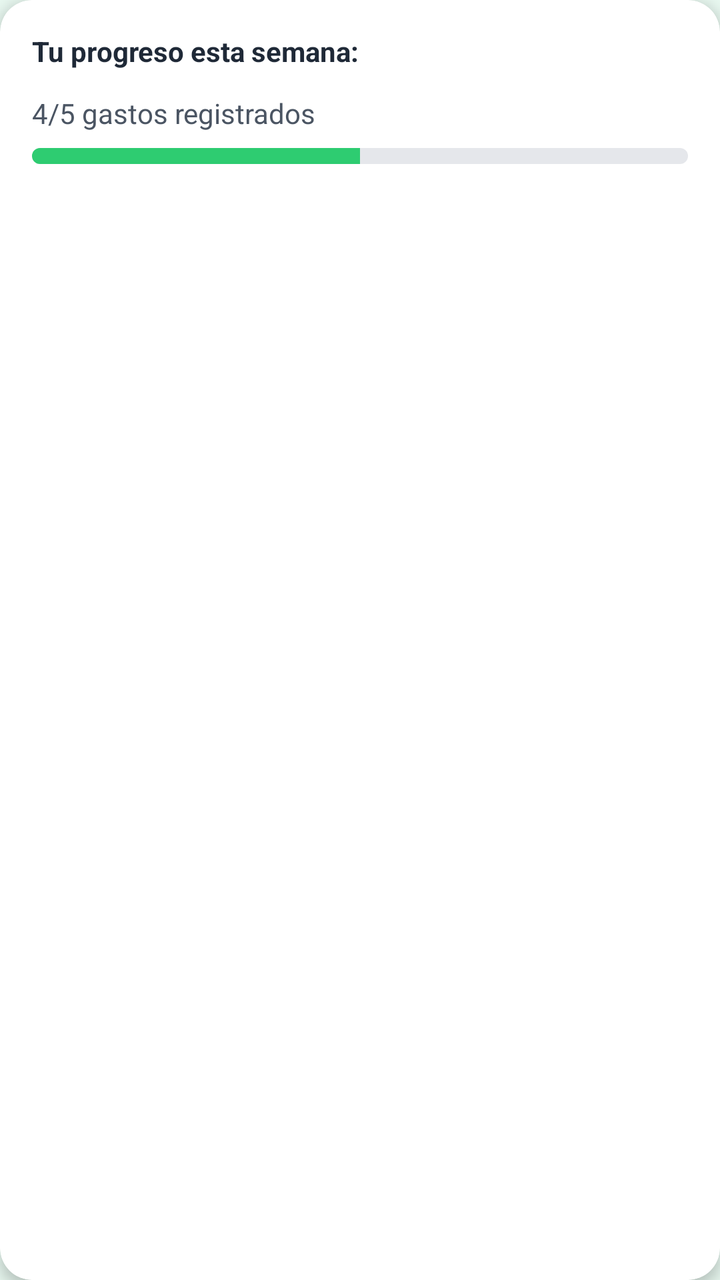
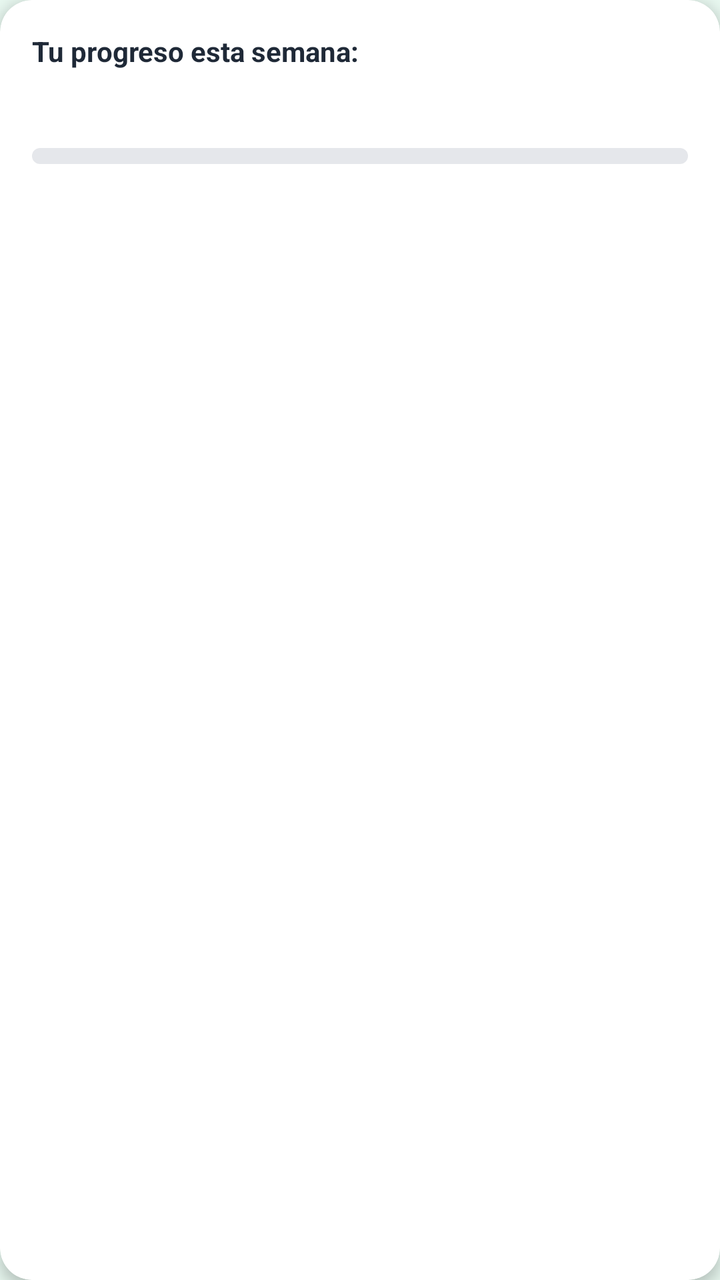

The first picture is an Android layout as it rendered before a commit; the second is the same layout after the commit. The layout source and the unified diff follow.
<!-- AndroidManifest.xml: application theme Theme.Equilibra -->
<!-- res/layout/progress_card.xml -->
<layout xmlns:android="http://schemas.android.com/apk/res/android"
    xmlns:app="http://schemas.android.com/apk/res-auto">

    <data>
        <variable
            name="user"
            type="asunfdiez.com.equilibra.models.UserProfile" />
    </data>

    <androidx.cardview.widget.CardView

        android:layout_width="match_parent"
        android:layout_height="wrap_content"
        android:layout_marginBottom="12dp"
        app:cardBackgroundColor="@android:color/white"
        app:cardCornerRadius="16dp"
        app:cardElevation="4dp">

        <LinearLayout
            android:layout_width="match_parent"
            android:layout_height="wrap_content"
            android:orientation="vertical"
            android:padding="16dp">

            <TextView
                android:id="@+id/progressTitle"
                android:layout_width="wrap_content"
                android:layout_height="wrap_content"
                android:layout_marginBottom="12dp"
                android:text="@string/weekly_progress_title"
                android:textColor="@color/gray_800"
                android:textSize="14sp"
                android:textStyle="bold" />

            <TextView
                android:id="@+id/progressText"
                android:layout_width="wrap_content"
                android:layout_height="wrap_content"
                android:layout_marginBottom="8dp"
                android:text="@string/recorded_expenses"
                android:textColor="@color/gray_600"
                android:textSize="14sp" />


            <ProgressBar
                android:id="@+id/weeklyProgressBar"
                style="@style/Widget.AppCompat.ProgressBar.Horizontal"
                android:layout_width="match_parent"
                android:layout_height="8dp"
                android:layout_marginBottom="8dp"
                android:max="100"
                android:progress="50"
                android:progressDrawable="@drawable/custom_progress_bar" />


        </LinearLayout>
    </androidx.cardview.widget.CardView>
</layout>
<!-- resources referenced by this layout -->
<resources>
  <color name="gray_600">#4B5563</color>
  <color name="gray_800">#1F2937</color>
  <!-- drawable custom_progress_bar (drawable) -->
  <?xml version="1.0" encoding="utf-8"?>
  <layer-list xmlns:android="http://schemas.android.com/apk/res/android">
      
      <item android:id="@android:id/background">
          <shape>
              <corners android:radius="4dp" />
              <solid android:color="@color/gray_200" />
          </shape>
      </item>
      
      <item android:id="@android:id/progress">
          <clip>
              <shape>
                  <corners android:radius="4dp" />
                  <solid android:color="@color/primary" />
              </shape>
          </clip>
      </item>
  </layer-list>
  <string name="recorded_expenses">4/5 gastos registrados</string>
  <string name="weekly_progress_title">Tu progreso esta semana:</string>
  <style name="Theme.Equilibra" parent="Theme.MaterialComponents.DayNight.NoActionBar">
          <item name="colorPrimary">@color/primary_main</item>
          <item name="colorPrimaryVariant">@color/primary_light</item>
          <item name="colorOnPrimary">@color/white</item>
  
          <item name="colorSecondary">@color/secondary_main</item>
          <item name="colorSecondaryVariant">@color/secondary_light</item>
          <item name="colorOnSecondary">@color/white</item>
  
          <item name="android:statusBarColor">@color/primary_light</item>
          <item name="android:windowBackground">@color/primary_lightest</item>
  
          <item name="colorAccent">@color/accent_main</item>
      </style>
  <color name="gray_200">#E5E7EB</color>
  <color name="primary">#2ECC71</color>
  <color name="primary_main">#2ECC71</color>
  <color name="primary_light">#27AE60</color>
  <color name="white">#FFFFFF</color>
  <color name="secondary_main">#3498DB</color>
  <color name="secondary_light">#5DADE2</color>
  <color name="primary_lightest">#E8F8F0</color>
  <color name="accent_main">#E67E22</color>
</resources>

<!-- the commit's change to res/layout/progress_card.xml (unified diff, before → after) -->
@@ -37,7 +37,7 @@
                 android:layout_width="wrap_content"
                 android:layout_height="wrap_content"
                 android:layout_marginBottom="8dp"
-                android:text="@string/recorded_expenses"
+                android:text="@{@string/week_progress(user.weekProgress, user.weekGoal)}"
                 android:textColor="@color/gray_600"
                 android:textSize="14sp" />
 
@@ -49,8 +49,9 @@
                 android:layout_height="8dp"
                 android:layout_marginBottom="8dp"
                 android:max="100"
-                android:progress="50"
-                android:progressDrawable="@drawable/custom_progress_bar" />
+                android:progressDrawable="@drawable/custom_progress_bar"
+                android:progressTint="@null"
+                android:progressBackgroundTint="@null" />
 
 
         </LinearLayout>
<!-- resource entries referenced after the edit -->
@@ -14,7 +14,7 @@
       </item>
       
       <item android:id="@android:id/progress">
-          <clip>
+          <clip android:gravity="left">
               <shape>
                   <corners android:radius="4dp" />
                   <solid android:color="@color/primary" />
@@ -22,7 +22,7 @@
           </clip>
       </item>
   </layer-list>
-  <string name="recorded_expenses">4/5 gastos registrados</string>
+  <string name="week_progress">%1$d/%2$d gastos registrados</string>
   <string name="weekly_progress_title">Tu progreso esta semana:</string>
   <style name="Theme.Equilibra" parent="Theme.MaterialComponents.DayNight.NoActionBar">
           <item name="colorPrimary">@color/primary_main</item>
